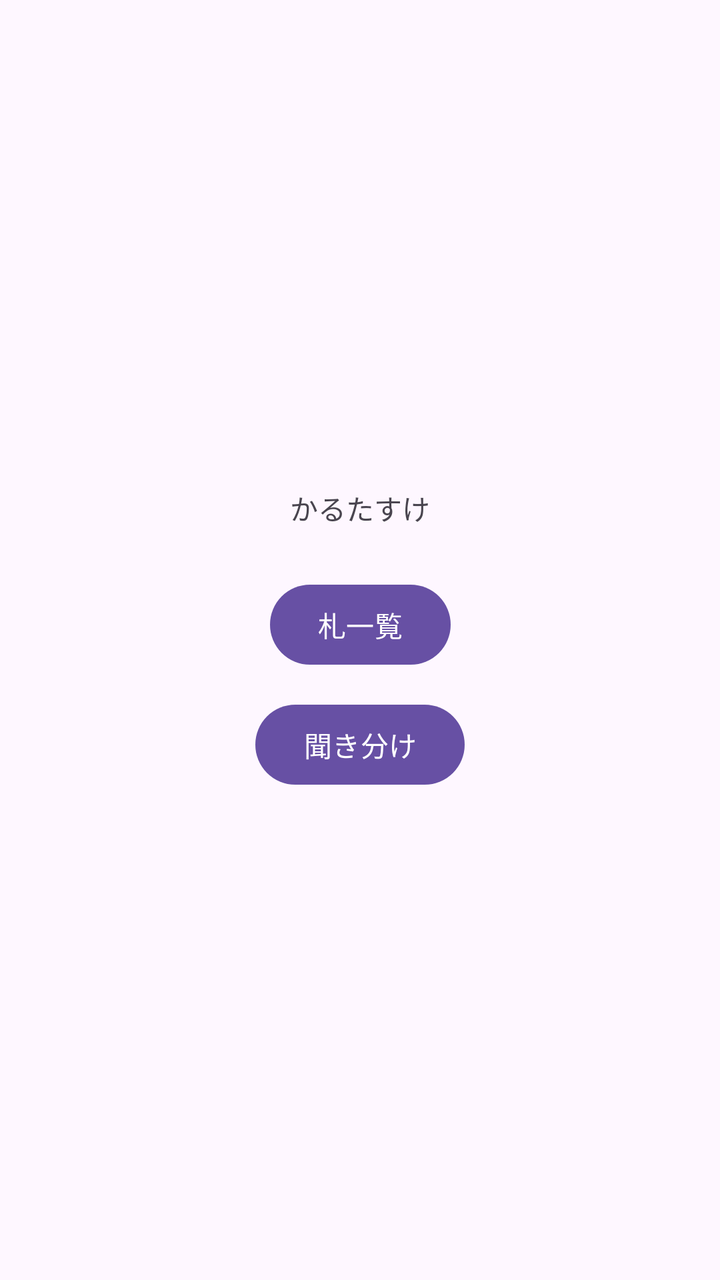
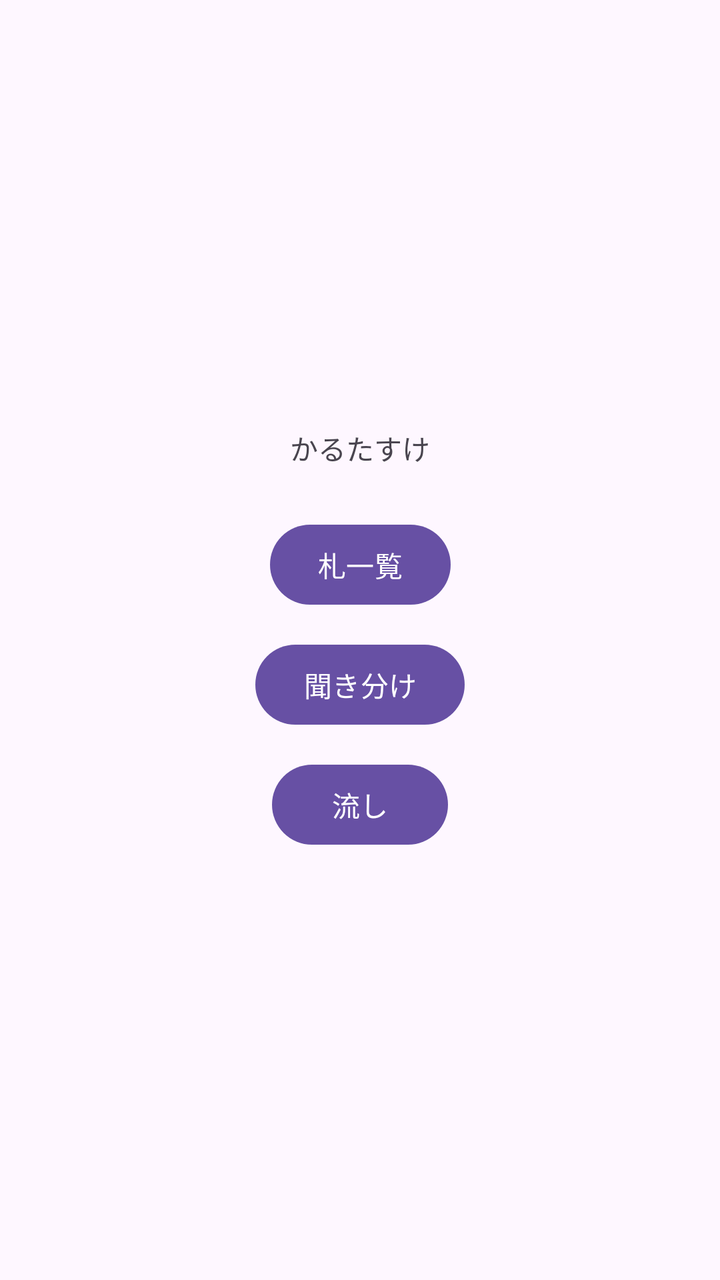

Compare the two renders of this Android layout. The source of the first and the diff that turns it into the second are given below.
<!-- AndroidManifest.xml: application theme Theme.Karutasuke -->
<!-- res/layout/activity_main.xml -->
<?xml version="1.0" encoding="utf-8"?>
<androidx.constraintlayout.widget.ConstraintLayout xmlns:android="http://schemas.android.com/apk/res/android"
    xmlns:app="http://schemas.android.com/apk/res-auto"
    xmlns:tools="http://schemas.android.com/tools"
    android:id="@+id/main"
    android:layout_width="match_parent"
    android:layout_height="match_parent"
    tools:context=".MainActivity">

    <TextView
        android:id="@+id/title"
        android:layout_width="wrap_content"
        android:layout_height="wrap_content"
        android:text="@string/home_title"
        app:layout_constraintBottom_toTopOf="@id/open_fuda_page"
        app:layout_constraintEnd_toEndOf="parent"
        app:layout_constraintStart_toStartOf="parent"
        app:layout_constraintTop_toTopOf="parent"
        app:layout_constraintVertical_chainStyle="packed" />

    <Button
        android:id="@+id/open_fuda_page"
        android:layout_width="wrap_content"
        android:layout_height="wrap_content"
        android:layout_marginTop="24dp"
        android:text="@string/open_fuda_page"
        app:layout_constraintBottom_toTopOf="@id/open_kikiwake_page"
        app:layout_constraintEnd_toEndOf="parent"
        app:layout_constraintStart_toStartOf="parent"
        app:layout_constraintTop_toBottomOf="@id/title" />

    <Button
        android:id="@+id/open_kikiwake_page"
        android:layout_width="wrap_content"
        android:layout_height="wrap_content"
        android:layout_marginTop="12dp"
        android:text="@string/open_kikiwake_page"
        app:layout_constraintBottom_toBottomOf="parent"
        app:layout_constraintEnd_toEndOf="parent"
        app:layout_constraintStart_toStartOf="parent"
        app:layout_constraintTop_toBottomOf="@id/open_fuda_page" />

</androidx.constraintlayout.widget.ConstraintLayout>
<!-- resources referenced by this layout -->
<resources>
  <string name="home_title">かるたすけ</string>
  <string name="open_fuda_page">札一覧</string>
  <string name="open_kikiwake_page">聞き分け</string>
  <style name="Theme.Karutasuke" parent="Base.Theme.Karutasuke" />
  <style name="Base.Theme.Karutasuke" parent="Theme.Material3.DayNight.NoActionBar">
          
          
      </style>
</resources>

<!-- the commit's change to res/layout/activity_main.xml (unified diff, before → after) -->
@@ -35,9 +35,20 @@
         android:layout_height="wrap_content"
         android:layout_marginTop="12dp"
         android:text="@string/open_kikiwake_page"
-        app:layout_constraintBottom_toBottomOf="parent"
+        app:layout_constraintBottom_toTopOf="@id/open_nagashi_page"
         app:layout_constraintEnd_toEndOf="parent"
         app:layout_constraintStart_toStartOf="parent"
         app:layout_constraintTop_toBottomOf="@id/open_fuda_page" />
 
+    <Button
+        android:id="@+id/open_nagashi_page"
+        android:layout_width="wrap_content"
+        android:layout_height="wrap_content"
+        android:layout_marginTop="12dp"
+        android:text="@string/open_nagashi_page"
+        app:layout_constraintBottom_toBottomOf="parent"
+        app:layout_constraintEnd_toEndOf="parent"
+        app:layout_constraintStart_toStartOf="parent"
+        app:layout_constraintTop_toBottomOf="@id/open_kikiwake_page" />
+
 </androidx.constraintlayout.widget.ConstraintLayout>
<!-- resource entries referenced after the edit -->
@@ -3,6 +3,7 @@
   <string name="home_title">かるたすけ</string>
   <string name="open_fuda_page">札一覧</string>
   <string name="open_kikiwake_page">聞き分け</string>
+  <string name="open_nagashi_page">流し</string>
   <style name="Theme.Karutasuke" parent="Base.Theme.Karutasuke" />
   <style name="Base.Theme.Karutasuke" parent="Theme.Material3.DayNight.NoActionBar">
           
